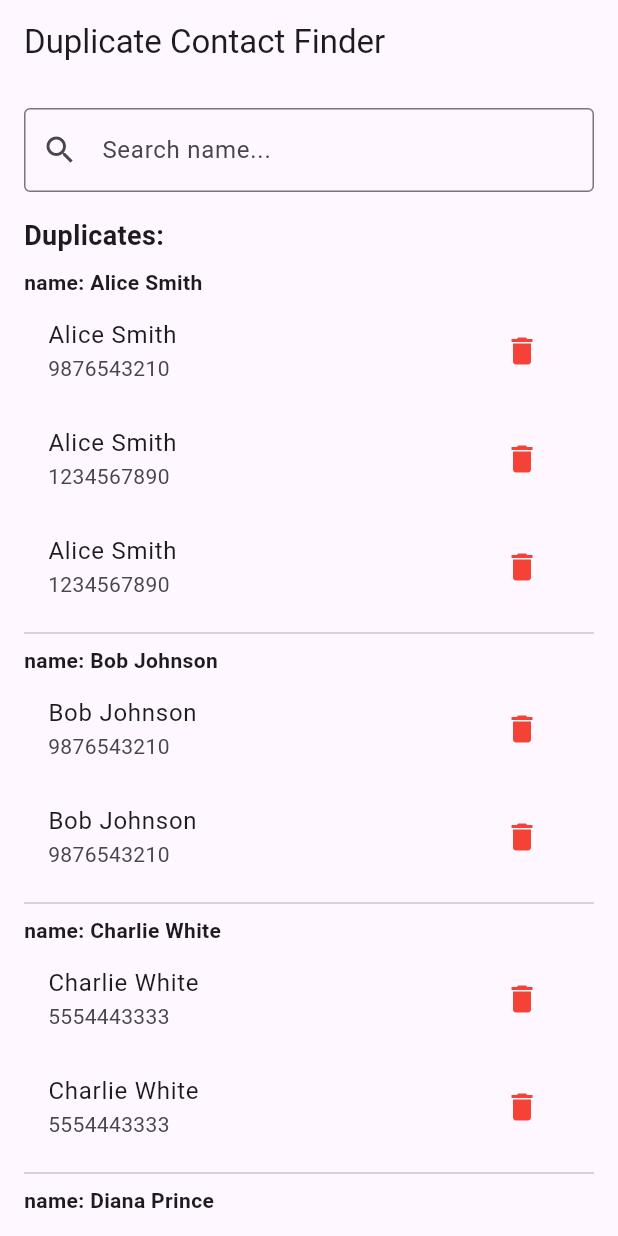
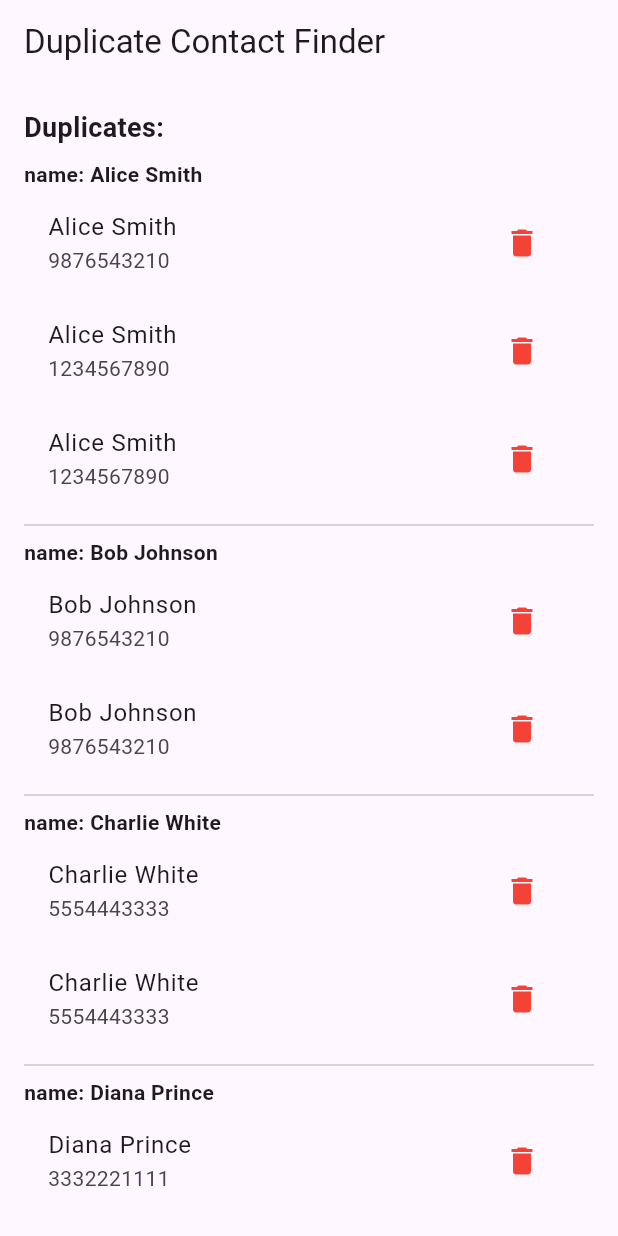
Before and after one commit to Prayatna-Rajkarnikar/flutter_ambition_intern, a Flutter app: the screen it shows after launch, on a phone screen of 412 x 824 dp. Run offline on Flutter 3.47's test engine with Material 3 defaults, Android fonts, the phone set to English and light mode, and no system bars; our stand-ins replace bloc, flutter_bloc, get_it, shared_preferences.

```diff
--- a/lib/presentation/blocs/contact/contact_bloc.dart
+++ b/lib/presentation/blocs/contact/contact_bloc.dart
@@ -1,13 +1,11 @@
 import 'package:flutter_bloc/flutter_bloc.dart';
 import 'package:flutter_intern/core/utils/hash_utils.dart';
-import 'package:flutter_intern/core/utils/trie.dart';
 import 'package:flutter_intern/data/datasources/contacts_local_data_source.dart';
 import 'package:flutter_intern/presentation/blocs/contact/contact_event.dart';
 import 'package:flutter_intern/presentation/blocs/contact/contact_state.dart';
 
 class ContactBloc extends Bloc<ContactEvent, ContactState> {
   final ContactsLocalDataSource dataSource;
-  final Trie trie = Trie();
 
   ContactBloc(this.dataSource) : super(ContactInitialState()) {
     on<LoadContactsEvent>((event, emit) async {
@@ -16,38 +14,11 @@ class ContactBloc extends Bloc<ContactEvent, ContactState> {
       try {
         final contacts = await dataSource.loadContactsFromJson();
 
-        for (var contact in contacts) {
-          trie.insert(contact.name);
-        }
         final duplicates = detectDuplicates(contacts);
         emit(ContactLoadedState(contacts: contacts, duplicates: duplicates));
       } catch (e) {
         emit(ContactErrorState(message: '$e'));
       }
     });
-
-    on<SearchPrefix>((event, emit) {
-      if (state is ContactLoadedState) {
-        final currentState = state as ContactLoadedState;
-
-        if (event.prefix.isEmpty) {
-          emit(
-            ContactLoadedState(
-              contacts: currentState.contacts,
-              duplicates: currentState.duplicates,
-            ),
-          );
-          return;
-        }
-
-        final matchedNames = trie.search(event.prefix);
-        final filtered =
-            currentState.contacts
-                .where((c) => matchedNames.contains(c.name.toLowerCase()))
-                .toList();
-
-        emit(ContactLoadedState(contacts: filtered, duplicates: {}));
-      }
-    });
   }
 }
--- a/lib/presentation/blocs/contact/contact_event.dart
+++ b/lib/presentation/blocs/contact/contact_event.dart
@@ -1,8 +1,3 @@
 abstract class ContactEvent {}
 
 class LoadContactsEvent extends ContactEvent {}
-
-class SearchPrefix extends ContactEvent {
-  final String prefix;
-  SearchPrefix(this.prefix);
-}
--- a/lib/presentation/screens/contact_page.dart
+++ b/lib/presentation/screens/contact_page.dart
@@ -28,20 +28,21 @@ class _ContactPageState extends State<ContactPage> {
         padding: const EdgeInsets.all(16.0),
         child: Column(
           children: [
-            // Search bar
-            TextField(
-              controller: _searchController,
-              decoration: InputDecoration(
-                labelText: 'Search name...',
-                border: OutlineInputBorder(),
-                prefixIcon: Icon(Icons.search),
-              ),
-              onChanged: (value) {
-                context.read<ContactBloc>().add(SearchPrefix(value));
-              },
-            ),
-            const SizedBox(height: 16),
+            /// 🔍 Search bar
+            // TextField(
+            //   controller: _searchController,
+            //   decoration: InputDecoration(
+            //     labelText: 'Search name...',
+            //     border: OutlineInputBorder(),
+            //     prefixIcon: Icon(Icons.search),
+            //   ),
+            //   onChanged: (value) {
+            //     context.read<ContactBloc>().add(SearchPrefix(value));
+            //   },
+            // ),
+            // const SizedBox(height: 16),
 
+            /// 🧾 Contact List and Duplicates
             Expanded(
               child: BlocBuilder<ContactBloc, ContactState>(
                 builder: (context, state) {
```
